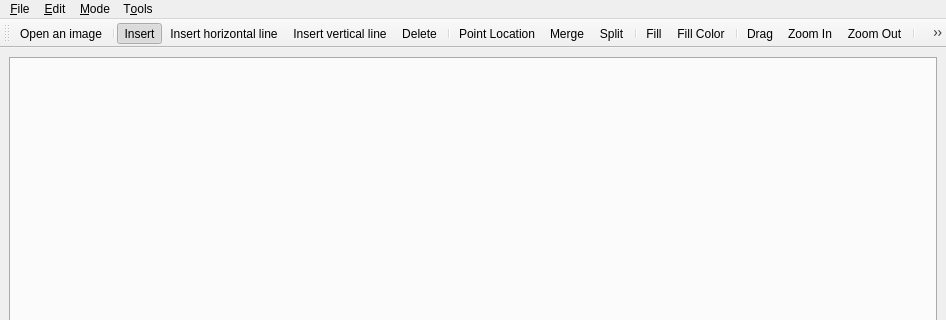
Above: demo/Arrangement_on_surface_2/qt/ArrangementDemoWindow.ui from oliviertournaire/QLabelling before the change; both pictures show x 0 to 946 and y 0 to 320 of the 946 by 600 pixel window. Below: the same form after it.
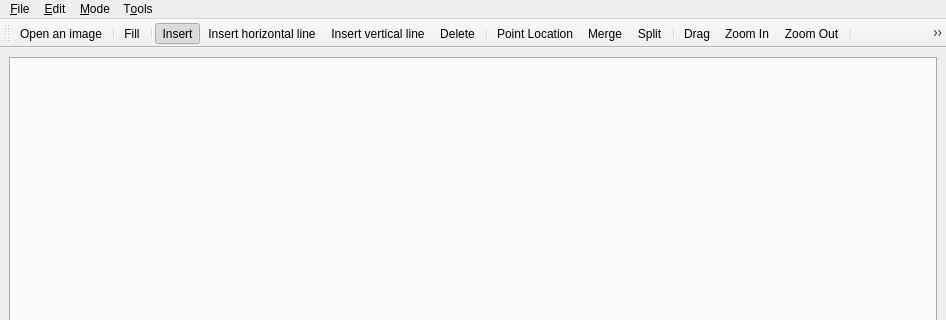
That is the form after the change. Icons and pictures are not drawn.

Commit message: #29 Changing the label properly change the color

Patch:
```diff
--- a/demo/Arrangement_on_surface_2/qt/ArrangementDemoWindow.ui
+++ b/demo/Arrangement_on_surface_2/qt/ArrangementDemoWindow.ui
@@ -41,6 +41,8 @@
    </attribute>
    <addaction name="actionOpenImage"/>
    <addaction name="separator"/>
+   <addaction name="actionFill"/>
+   <addaction name="separator"/>
    <addaction name="actionInsert"/>
    <addaction name="actionInsert_horizontal_line"/>
    <addaction name="actionInsert_vertical_line"/>
@@ -50,9 +52,6 @@
    <addaction name="actionMerge"/>
    <addaction name="actionSplit"/>
    <addaction name="separator"/>
-   <addaction name="actionFill"/>
-   <addaction name="actionFillColor"/>
-   <addaction name="separator"/>
    <addaction name="actionDrag"/>
    <addaction name="actionZoomIn"/>
    <addaction name="actionZoomOut"/>
@@ -343,14 +342,6 @@
     <string>Zoom Out</string>
    </property>
   </action>
-  <action name="actionFillColor">
-   <property name="text">
-    <string>Fill Color</string>
-   </property>
-   <property name="toolTip">
-    <string>Set the fill color</string>
-   </property>
-  </action>
   <action name="actionOpenImage">
    <property name="icon">
     <iconset resource="../rc/ArrangementDemoWindow.qrc">
```
The commit also changes 3 other files.
